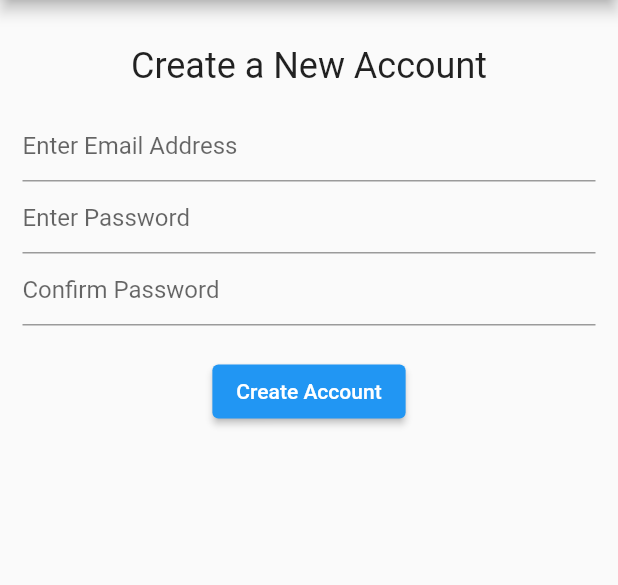
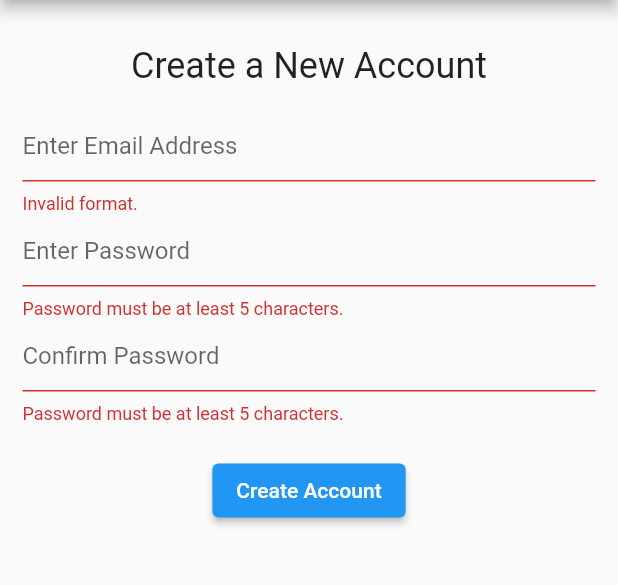
Before and after one commit to EsromGile/Health-App, a Flutter app: the CreateAccountScreen screen opened by its route, after a tap on "Create Account", on a phone screen of 412 x 824 dp, the part 84-669 px from its top. Run offline on Flutter 3.47's test engine with Material 2 defaults, Android fonts, the phone set to English and light mode, and no system bars; our stand-ins replace firebase_auth, firebase_core; accounts and stored records are empty.

Commit message:
fixed create account bug

```diff
--- a/lib/viewscreen/create_account_screen.dart
+++ b/lib/viewscreen/create_account_screen.dart
@@ -33,6 +33,7 @@ class _CreateAccountState extends State<CreateAccountScreen> {
         child: Padding(
           padding: const EdgeInsets.all(15),
           child: Form(
+            key: formKey,
             child: Column(
               children: [
                 Padding(
@@ -62,7 +63,7 @@ class _CreateAccountState extends State<CreateAccountScreen> {
                       const InputDecoration(hintText: 'Confirm Password'),
                   obscureText: true,
                   autocorrect: false,
-                  validator: con.validateConfirmedPassword,
+                  validator: con.validatePassword,
                   onSaved: con.saveConfirmedPassword,
                 ),
                 const SizedBox(
@@ -98,7 +99,7 @@ class _Controller {
     currentState.save();
 
     if (password != confirmedPassword) {
-      showSnackBar(context: state.context, message: 'Passwords must match');
+      showSnackBar(context: state.context, message: 'Passwords must match.');
       return;
     }
 
@@ -136,17 +137,7 @@ class _Controller {
     if (input == null) {
       return 'No password provided.';
     } else if (input.length < 5) {
-      return 'Password must be at least 5 characters';
-    } else {
-      return null;
-    }
-  }
-
-  String? validateConfirmedPassword(String? input) {
-    if (input == null) {
-      return 'No password provided.';
-    } else if (input != password) {
-      return 'Passwords must match.';
+      return 'Password must be at least 5 characters.';
     } else {
       return null;
     }
--- a/lib/viewscreen/login_screen.dart
+++ b/lib/viewscreen/login_screen.dart
@@ -149,7 +149,7 @@ class _Controller {
     if (input == null) {
       return 'No password provided.';
     } else if (input.length < 5) {
-      return 'Password must be at least 5 characters';
+      return 'Password must be at least 5 characters.';
     } else {
       return null;
     }
```
